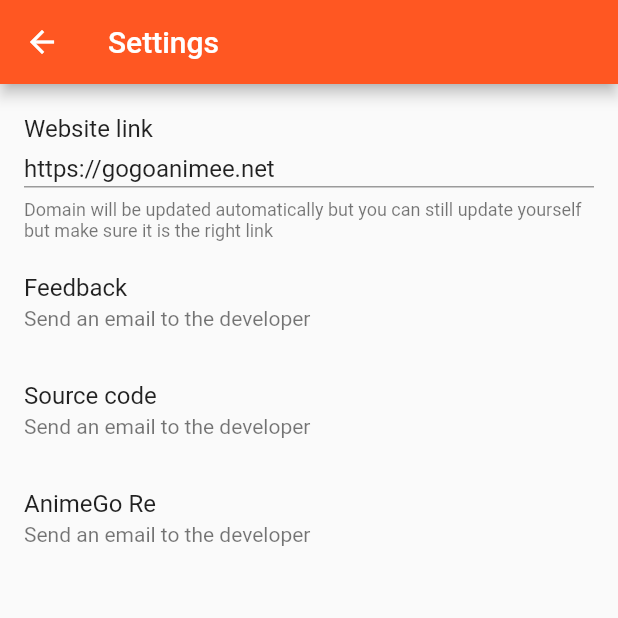
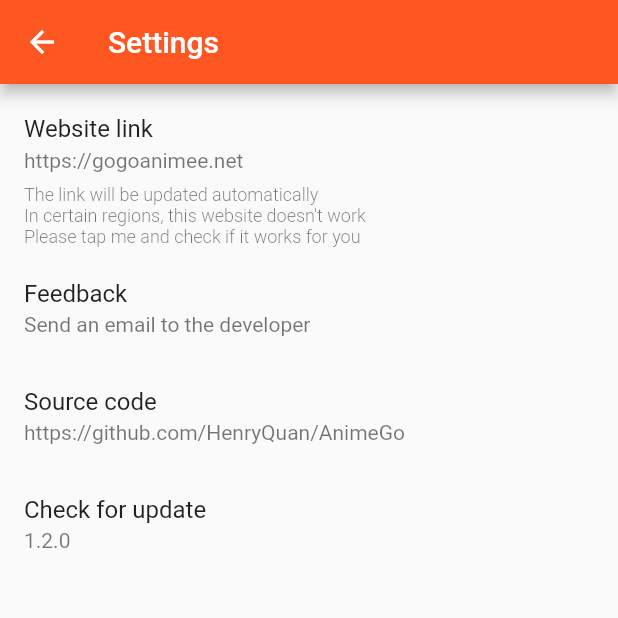
Before and after one commit to HQAnime/AnimeGo-Re, a Flutter app: the Settings screen opened directly, on a phone screen of 412 x 824 dp, the top half of it. Run offline on Flutter 3.47's test engine with Material 2 defaults, Android fonts, the phone set to English and light mode, and no system bars; our stand-ins replace shared_preferences; accounts and stored records are empty; network calls fail.

Commit message:
user can no longer update the domain (too much work and trouble for me)

```diff
--- a/AnimeGo/lib/core/Global.dart
+++ b/AnimeGo/lib/core/Global.dart
@@ -7,6 +7,7 @@
   // Constants
   static final defaultDomain = 'https://gogoanimee.net';
   static final appVersion = '1.2.0';
+  static final github = 'https://github.com/HenryQuan/AnimeGo';
 
 
   /// Whether the app has been init
--- a/AnimeGo/lib/core/parser/BasicParser.dart
+++ b/AnimeGo/lib/core/parser/BasicParser.dart
@@ -20,7 +20,7 @@
     try {
       final response = await http.get(
         this._link,
-      ).timeout(Duration(seconds: 8)); // Timeout in 8s
+      ).timeout(Duration(seconds: 4)); // Timeout in 8s
 
       if (response.statusCode == 200) {
         return parse(response.body);
--- a/AnimeGo/lib/ui/page/Settings.dart
+++ b/AnimeGo/lib/ui/page/Settings.dart
@@ -1,5 +1,6 @@
 import 'package:AnimeGo/core/Global.dart';
 import 'package:flutter/material.dart';
+import 'package:url_launcher/url_launcher.dart';
 
 /// Settings class
 class Settings extends StatefulWidget {
@@ -28,32 +29,22 @@
               child: Text('Website link'),
             ),
             subtitle: Column(
+              crossAxisAlignment: CrossAxisAlignment.start,
               children: <Widget>[
-                SizedBox(
-                  height: 30,
-                  child: TextField(
-                    controller: TextEditingController(text: global.getDomain()),
-                    onChanged: (t) => this.input = t,
-                    onEditingComplete: () {
-                      if (this.input.endsWith('/')) {
-                        // Remove last '?'
-                        this.input = this.input.substring(0, this.input.length - 1);
-                      }
-
-                      FocusScope.of(context).requestFocus(FocusNode());
-                      global.updateDomain(this.input);
-                    },
-                  ),
+                Padding(
+                  padding: const EdgeInsets.only(top: 4),
+                  child: Text(global.getDomain()),
                 ),
                 Padding(
                   padding: const EdgeInsets.only(top: 8),
                   child: Text(
-                    "Domain will be updated automatically but you can still update yourself but make sure it is the right link",
-                    style: TextStyle(fontSize: 12),
+                    "The link will be updated automatically\nIn certain regions, this website doesn't work\nPlease tap me and check if it works for you",
+                    style: TextStyle(fontSize: 12, fontWeight: FontWeight.w300),
                   ),
                 ),
               ],
             ),
+            onTap: () => launch(global.getDomain()),
           ),
           ListTile(
             title: Text('Feedback'),
@@ -62,12 +53,12 @@
           ),
           ListTile(
             title: Text('Source code'),
-            subtitle: Text('Send an email to the developer'),
+            subtitle: Text(Global.github),
             onTap: () {},
           ),
           ListTile(
-            title: Text('AnimeGo Re'),
-            subtitle: Text('Send an email to the developer'),
+            title: Text('Check for update'),
+            subtitle: Text(Global.appVersion),
             onTap: () {},
           )
         ],
--- a/AnimeGo/pubspec.yaml
+++ b/AnimeGo/pubspec.yaml
@@ -26,6 +26,8 @@
   html: ^0.14.0+3
   # persist data locally
   shared_preferences: ^0.5.6+3
+  # open links in browser
+  url_launcher: ^5.4.2
 
   # The following adds the Cupertino Icons font to your application.
   # Use with the CupertinoIcons class for iOS style icons.
```
Also changed, not shown: AnimeGo/lib/main.dart (+5 -8 lines), AnimeGo/pubspec.lock, 3 other files.
